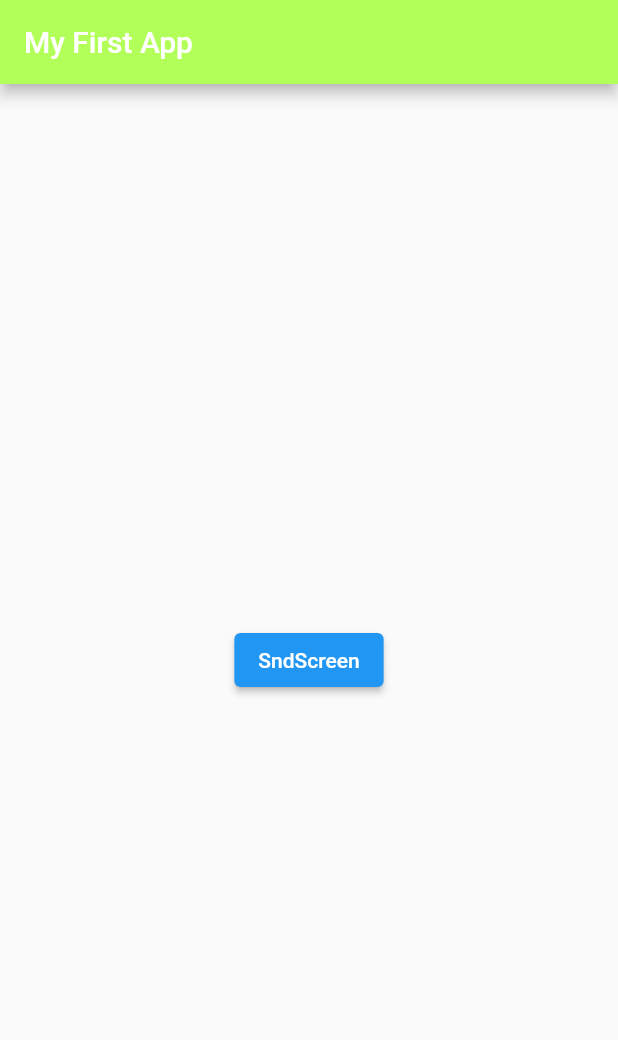
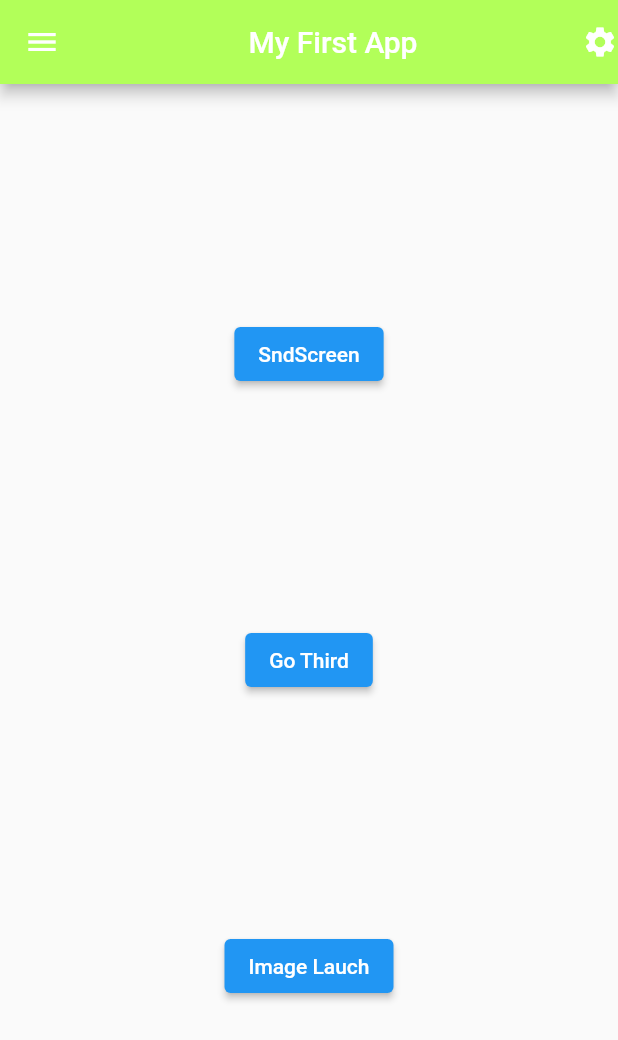
Before and after one commit to Abhay987/all_widget_included, a Flutter app: the screen it shows after launch, on a phone screen of 412 x 824 dp. Shown: the top 1040 px of the screen. Run offline on Flutter 3.47's test engine with Material 2 defaults, Android fonts, the phone set to English and light mode, and no system bars.

Commit message:
Add Image screen app

```diff
--- a/lib/main.dart
+++ b/lib/main.dart
@@ -1,4 +1,5 @@
 import 'package:flutter/material.dart';
+import 'package:myfirstapp/img_screen.dart';
 
 void main() {
   runApp(MaterialApp(
@@ -6,6 +7,7 @@ void main() {
       routes: {
         '/': (context) => const MyApp(),
         '/thd': (context) => const ThdScr(),
+        '/imgscr':(context) => const ImgScr(),
       },));
 }
 
@@ -14,10 +16,18 @@ class MyApp extends StatelessWidget {
   @override
   Widget build(BuildContext context) {
     return Scaffold(appBar: AppBar(
-      title: const Text('My First App'),
+      title:const Center(child: Text('My First App')),
       backgroundColor: Colors.lightGreenAccent,
+      leading:const Icon(Icons.menu),
+      actions: [InkWell(child: const Icon(Icons.settings),onTap: (){},)],
+
     ),
-    body: Center(child: ElevatedButton(onPressed: (){Navigator.push(context, MaterialPageRoute(builder: (context) =>const SndScr(),));}, child: const Text('SndScreen')),)
+    body: Center(child: Column(mainAxisAlignment: MainAxisAlignment.spaceEvenly,
+      children: [
+        ElevatedButton(onPressed: (){Navigator.push(context, MaterialPageRoute(builder: (context) =>const SndScr(),));}, child: const Text('SndScreen')),
+      ElevatedButton(onPressed: (){Navigator.pushNamed(context, '/thd');}, child: const Text('Go Third')),
+       ElevatedButton(onPressed: (){ Navigator.pushNamed(context, '/imgscr');}, child: const Text('Image Lauch')),],
+    ),)
      );
   }
 }
@@ -53,6 +63,7 @@ const ThdScr({Key? key}) : super(key: key);
         child: Row(mainAxisAlignment: MainAxisAlignment.spaceEvenly,children: [
      ElevatedButton(onPressed: (){ Navigator.pushNamed(context, '/');}, child: const Text('Go first')),
         ElevatedButton(onPressed: (){Navigator.pop(context);}, child: const Text('Go Back')),
+         ElevatedButton(onPressed: (){ Navigator.pushNamed(context, '/imgscr');}, child: const Text('Image Lauch')),
         ],),
       ),
     );
```
Also changed, not shown: lib/img_screen.dart (added, +19 -0 lines).
